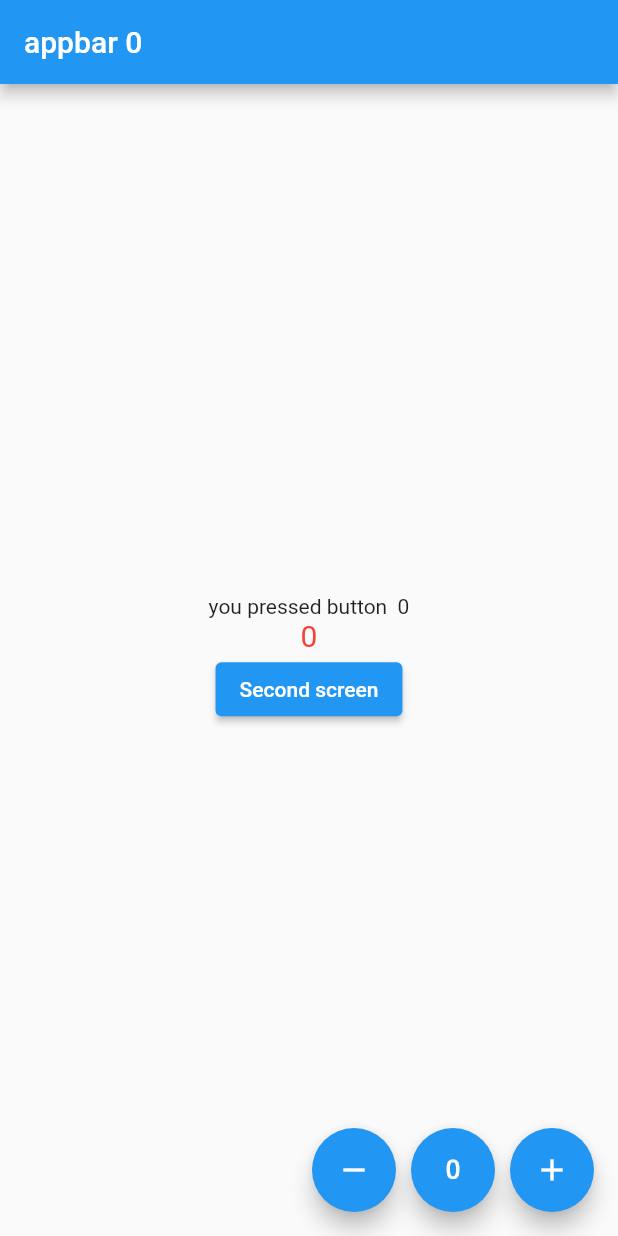
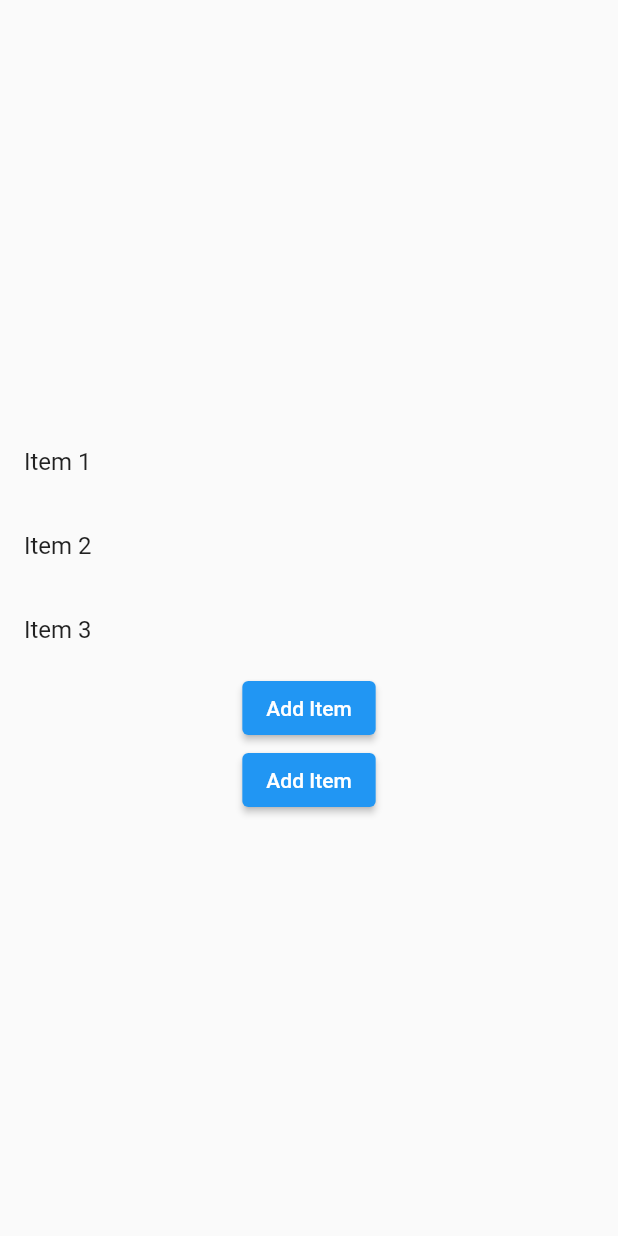
Before and after one commit to mosayeb-masoumi/Provider_StateManangement, a Flutter app: the screen it shows after launch, on a phone screen of 412 x 824 dp. Run offline on Flutter 3.47's test engine with Material 2 defaults, Android fonts, the phone set to English and light mode, and no system bars.

Commit message:
provider cosumer

```diff
--- a/lib/example2/Example2.dart
+++ /dev/null
@@ -1,26 +0,0 @@
-import 'package:flutter/material.dart';
-import 'package:provider/provider.dart';
-import 'package:provider_example/providers/shopping_card_provider.dart';
-
-class Example2 extends StatelessWidget {
-  const Example2({Key? key}) : super(key: key);
-
-  @override
-  Widget build(BuildContext context) {
-    Size size = MediaQuery.of(context).size;
-    return Scaffold(
-      body: Container(
-        width: size.width,
-        height: size.height,
-
-        child: Column(
-          mainAxisAlignment: MainAxisAlignment.center,
-          crossAxisAlignment: CrossAxisAlignment.center,
-          children: [
-
-          ],
-        ),
-      ),
-    );
-  }
-}
--- /dev/null
+++ b/lib/example2/list_example.dart
@@ -0,0 +1,56 @@
+import 'package:flutter/material.dart';
+import 'package:provider/provider.dart';
+import 'package:provider_example/providers/list_provider.dart';
+import 'package:provider_example/providers/shopping_card_provider.dart';
+
+class ListExample extends StatelessWidget {
+  const ListExample({Key? key}) : super(key: key);
+
+  @override
+  Widget build(BuildContext context) {
+    final listProvider = Provider.of<ListProvider>(context);
+
+    Size size = MediaQuery.of(context).size;
+    return Scaffold(
+      body: Container(
+        width: size.width,
+        height: size.height,
+        child: Column(
+          mainAxisAlignment: MainAxisAlignment.center,
+          crossAxisAlignment: CrossAxisAlignment.center,
+          children: [
+            Consumer<ListProvider>(
+              builder: (context, myProvider, child) {
+                return Column(
+                  children: [
+                    ListView.builder(
+                      shrinkWrap: true,
+                      itemCount: myProvider.myList.length,
+                      itemBuilder: (context, index) {
+                        return ListTile(
+                          title: Text(myProvider.myList[index]),
+                        );
+                      },
+                    ),
+
+                    ElevatedButton(
+                        onPressed: () {
+                          listProvider.addItem("Item 4");
+                        },
+                        child: Text("Add Item"))
+                  ],
+                );
+              },
+            ),
+
+            ElevatedButton(
+                onPressed: () {
+                  listProvider.addItem("Item 4");
+                },
+                child: Text("Add Item"))
+          ],
+        ),
+      ),
+    );
+  }
+}
--- a/lib/main.dart
+++ b/lib/main.dart
@@ -2,7 +2,9 @@ import 'package:flutter/material.dart';
 import 'package:provider_example/example1/example1.dart';
 
 import 'package:provider/provider.dart';
+import 'package:provider_example/example2/list_example.dart';
 import 'package:provider_example/providers/counter_provider.dart';
+import 'package:provider_example/providers/list_provider.dart';
 import 'package:provider_example/providers/shopping_card_provider.dart';
 
 void main() {
@@ -22,6 +24,7 @@ class project_providers extends StatelessWidget {
     return MultiProvider(providers: [
       ChangeNotifierProvider(create: (_) => Counter()),
       ChangeNotifierProvider(create: (_) => ShoppingCard()),
+      ChangeNotifierProvider(create: (_) => ListProvider()),
     ], child: MyApp() ,);
   }
 }
@@ -38,7 +41,8 @@ class MyApp extends StatelessWidget {
 
         primarySwatch: Colors.blue,
       ),
-      home: const Example1(),
+      // home: const Example1(),
+      home: const ListExample(),
     );
   }
 }
--- /dev/null
+++ b/lib/providers/list_provider.dart
@@ -0,0 +1,13 @@
+import 'package:flutter/cupertino.dart';
+
+class ListProvider extends ChangeNotifier{
+
+  List<String> _myList = ['Item 1', 'Item 2', 'Item 3'];
+
+  List<String> get myList => _myList;
+
+  void addItem(String newItem) {
+    _myList.add(newItem);
+    notifyListeners();
+  }
+}
```
